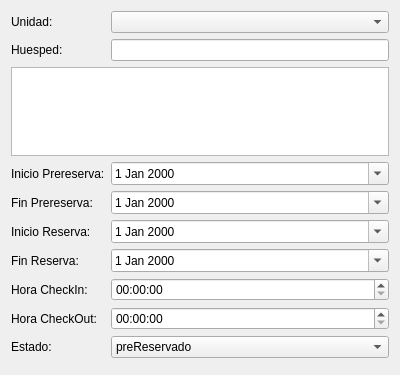
leosmolas/conotels, file src/ui/reserva.ui: the form before one commit.
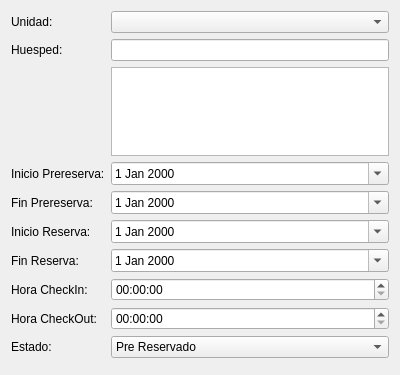
The form after the commit.

Commit message: Se cambiaron los enumerados y el engine en la base de datos. Se agrego la busqueda Full-Text en abstractmodel. Se bosquejo la ui/comportamiento de reserva

```diff
--- a/src/ui/reserva.ui
+++ b/src/ui/reserva.ui
@@ -133,7 +133,7 @@
       <widget class="QComboBox" name="estadoCombo">
        <item>
         <property name="text">
-         <string>preReservado</string>
+         <string>Pre Reservado</string>
         </property>
        </item>
        <item>
@@ -158,7 +158,7 @@
        </item>
       </widget>
      </item>
-     <item row="3" column="0" colspan="2">
+     <item row="3" column="1">
       <widget class="QTableView" name="huespedView"/>
      </item>
     </layout>
```
Left out of the diff: 8 changed lines with no effect on the pictures. The commit also changes 5 other files.
